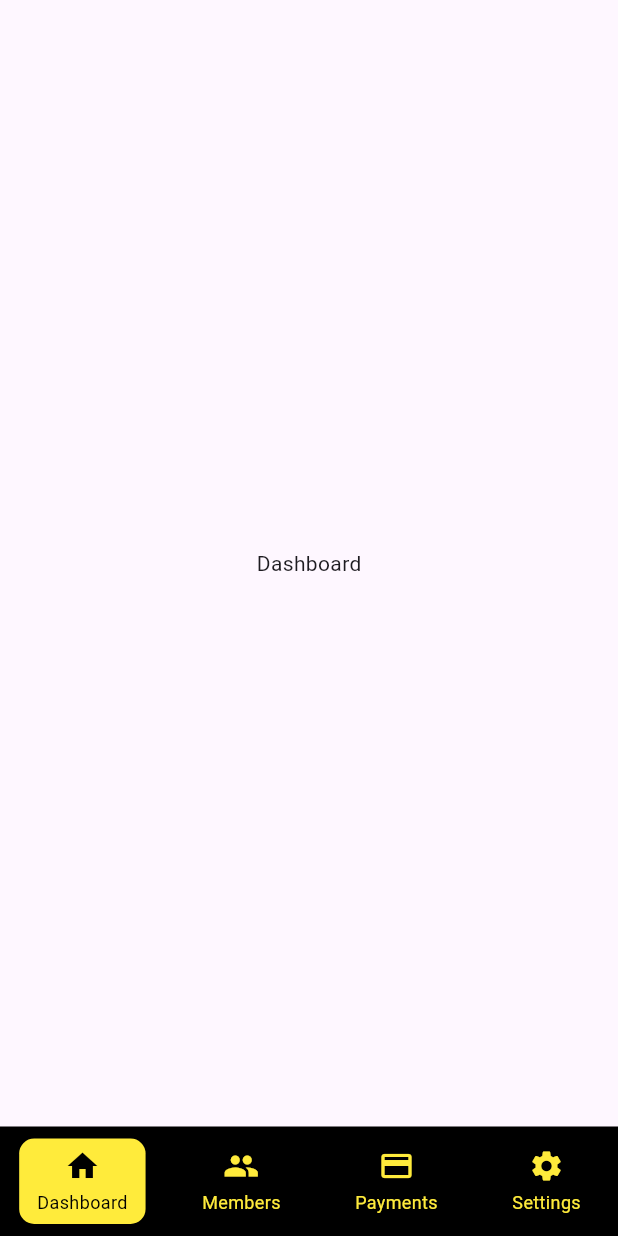
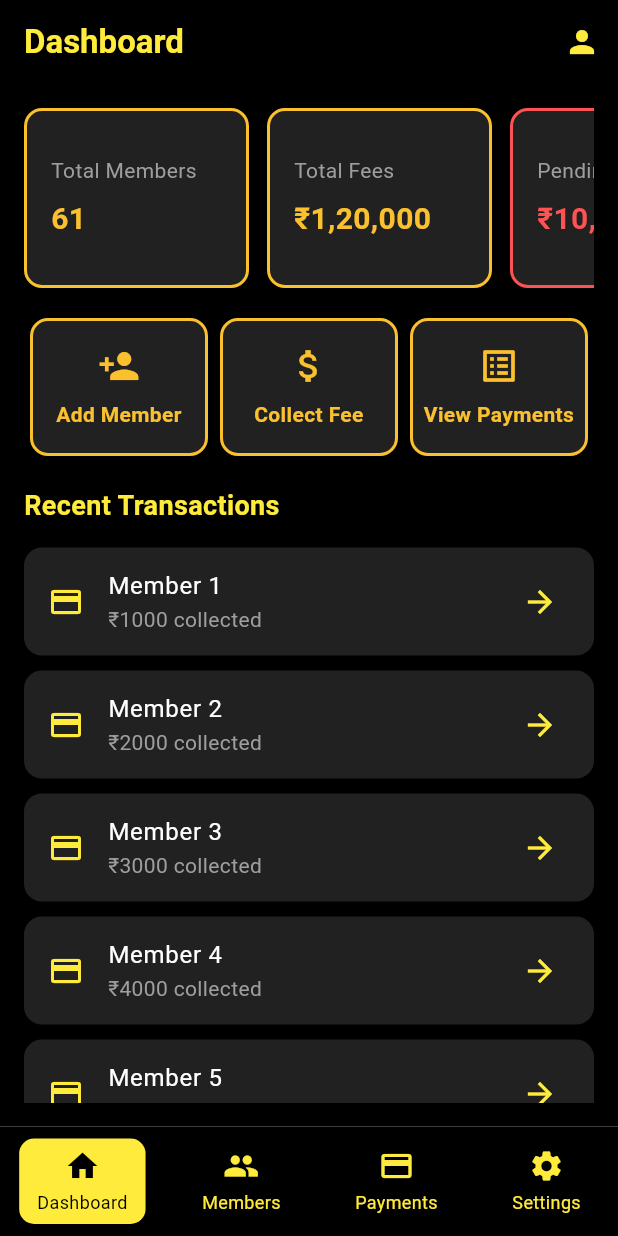
Before and after one commit to Anoopcoder2004/fee_management_flutter, a Flutter app: the screen it shows after launch, on a phone screen of 412 x 824 dp. Run offline on Flutter 3.47's test engine with Material 3 defaults, Android fonts, the phone set to English and light mode, and no system bars.

Commit message:
chore: add dummy dashboard screen with black-yellow theme

```diff
--- a/lib/screens/dashboard_screen.dart
+++ b/lib/screens/dashboard_screen.dart
@@ -1,10 +1,149 @@
 import 'package:flutter/material.dart';
 
 class DashboardScreen extends StatelessWidget {
+  const DashboardScreen({super.key});
+
   @override
   Widget build(BuildContext context) {
-    return Center(
-      child: Text("Dashboard"),
+    // Define theme colors
+    final Color primaryColor = Colors.yellow.shade700;
+    final Color backgroundColor = Colors.black;
+
+    return Scaffold(
+      backgroundColor: backgroundColor,
+      appBar: AppBar(
+        backgroundColor: Colors.black,
+        elevation: 0,
+        title: const Text(
+          'Dashboard',
+          style: TextStyle(color: Colors.yellow, fontWeight: FontWeight.bold),
+        ),
+        actions: [
+          IconButton(
+            icon: const Icon(Icons.person, color: Colors.yellow),
+            onPressed: () {},
+          ),
+        ],
+      ),
+      body: Padding(
+        padding: const EdgeInsets.all(16.0),
+        child: Column(
+          crossAxisAlignment: CrossAxisAlignment.start,
+          children: [
+            // Summary Cards
+            SizedBox(
+              height: 120,
+              child: ListView(
+                scrollDirection: Axis.horizontal,
+                children: [
+                  _summaryCard('Total Members', '61', primaryColor),
+                  _summaryCard('Total Fees', '₹1,20,000', primaryColor),
+                  _summaryCard('Pending Fees', '₹10,000', Colors.redAccent),
+                  _summaryCard('Payments Today', '₹5,000', Colors.greenAccent),
+                ],
+              ),
+            ),
+            const SizedBox(height: 20),
+            // Quick Actions
+            Row(
+              mainAxisAlignment: MainAxisAlignment.spaceBetween,
+              children: [
+                _actionButton(Icons.person_add, 'Add Member', primaryColor),
+                _actionButton(Icons.attach_money, 'Collect Fee', primaryColor),
+                _actionButton(Icons.list_alt, 'View Payments', primaryColor),
+              ],
+            ),
+            const SizedBox(height: 20),
+            const Text(
+              'Recent Transactions',
+              style: TextStyle(
+                color: Colors.yellow,
+                fontSize: 18,
+                fontWeight: FontWeight.bold,
+              ),
+            ),
+            const SizedBox(height: 10),
+            Expanded(
+              child: ListView(
+                children: List.generate(
+                  5,
+                  (index) => Card(
+                    color: Colors.grey[900],
+                    margin: const EdgeInsets.symmetric(vertical: 5),
+                    child: ListTile(
+                      leading: const Icon(Icons.payment, color: Colors.yellow),
+                      title: Text(
+                        'Member ${index + 1}',
+                        style: const TextStyle(color: Colors.white),
+                      ),
+                      subtitle: Text(
+                        '₹${(index + 1) * 1000} collected',
+                        style: const TextStyle(color: Colors.grey),
+                      ),
+                      trailing: const Icon(Icons.arrow_forward, color: Colors.yellow),
+                    ),
+                  ),
+                ),
+              ),
+            ),
+          ],
+        ),
+      ),
+    );
+  }
+
+  // Helper for summary cards
+  Widget _summaryCard(String title, String value, Color color) {
+    return Container(
+      width: 150,
+      margin: const EdgeInsets.only(right: 12),
+      padding: const EdgeInsets.all(16),
+      decoration: BoxDecoration(
+        color: Colors.grey[900],
+        borderRadius: BorderRadius.circular(12),
+        border: Border.all(color: color, width: 2),
+      ),
+      child: Column(
+        crossAxisAlignment: CrossAxisAlignment.start,
+        mainAxisAlignment: MainAxisAlignment.center,
+        children: [
+          Text(title, style: const TextStyle(color: Colors.grey)),
+          const SizedBox(height: 8),
+          Text(
+            value,
+            style: TextStyle(color: color, fontSize: 20, fontWeight: FontWeight.bold),
+          ),
+        ],
+      ),
+    );
+  }
+
+  // Helper for action buttons
+  Widget _actionButton(IconData icon, String label, Color color) {
+    return Expanded(
+      child: GestureDetector(
+        onTap: () {},
+        child: Container(
+          padding: const EdgeInsets.symmetric(vertical: 16),
+          margin: const EdgeInsets.symmetric(horizontal: 4),
+          decoration: BoxDecoration(
+            color: Colors.grey[900],
+            borderRadius: BorderRadius.circular(12),
+            border: Border.all(color: color, width: 2),
+          ),
+          child: Column(
+            children: [
+              Icon(icon, color: color, size: 28),
+              const SizedBox(height: 8),
+              Text(
+                label,
+                textAlign: TextAlign.center,
+                style: TextStyle(color: color, fontWeight: FontWeight.bold),
+              ),
+            ],
+          ),
+        ),
+      ),
     );
   }
 }
```
